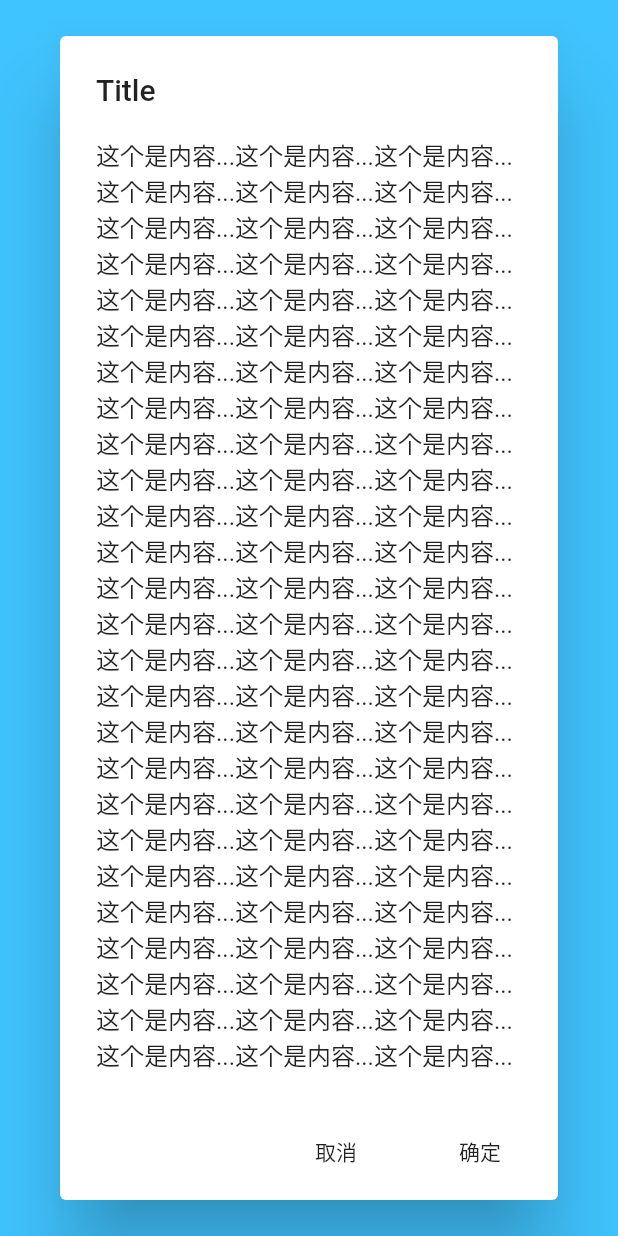
After one commit to tsm19911014/tsm_flutter, a Flutter app: the TsmDialogPage screen opened directly, after a tap on "重洗动画与背景色", on a phone screen of 412 x 824 dp. The commit adds this screen. Run offline on Flutter 3.47's test engine with Material 2 defaults, Android fonts, the phone set to English and light mode, and no system bars; our stand-ins replace flutter_html, permission_handler.

Commit message:
Dialog  学习

```diff
--- a/lib/main.dart
+++ b/lib/main.dart
@@ -1,6 +1,7 @@
 import 'package:flutter/material.dart';
 import 'package:flutter_app1/tsm_page/TsmMainPage.dart';
 import 'package:flutter_app1/tsm_page/check/TsmCheckPage.dart';
+import 'package:flutter_app1/tsm_page/dialog/TsmDialogPage.dart';
 import 'package:flutter_app1/tsm_page/inherited/TsmInheritedSendPage.dart';
 import 'package:flutter_app1/tsm_page/progress_indicator/TsmProgressIndicatorPage.dart';
 import 'package:flutter_app1/tsm_page/scroll/TsmCustomLIstView.dart';
@@ -54,6 +55,7 @@ class MyApp extends StatelessWidget {
       page_routes_wrap: TsmWarpPage(),
       page_routes_custom_scroll_view: TsmCustomScrollViewPage(),
       page_routes_inherited: TsmInheritedSendPage(),
+      page_routes_dialog:TsmDialogPage(),
     };
 
     return MaterialApp(
--- a/lib/tsm_page/TsmMainPage.dart
+++ b/lib/tsm_page/TsmMainPage.dart
@@ -25,6 +25,9 @@ class _TsmMainState extends State<TsmMainPage> {
   }
 
   void lis() {
+    setState(() {
+
+    });
     printString(
         'offset:${_controller.offset}     positon:${_controller.position}');
   }
@@ -52,7 +55,7 @@ class _TsmMainState extends State<TsmMainPage> {
       'ProgressIndicator  学习',
       'Wrap  学习',
       'Inherited  学习',
-      'Icon  学习',
+      'Dialog  学习',
       'Icon  学习',
       'Icon  学习',
       'Icon  学习',
@@ -203,6 +206,9 @@ class _TsmMainState extends State<TsmMainPage> {
       case 15:
         Navigator.of(context).pushNamed(page_routes_inherited);
         break;
+      case 16:
+        Navigator.of(context).pushNamed(page_routes_dialog);
+        break;
     }
 
   }
--- /dev/null
+++ b/lib/tsm_page/dialog/TsmDialogPage.dart
@@ -0,0 +1,231 @@
+import 'package:flutter/cupertino.dart';
+import 'package:flutter/material.dart';
+import 'package:flutter_app1/utils.dart';
+import 'package:flutter_app1/widget/ViewInflate.dart';
+
+class TsmDialogPage extends StatelessWidget {
+  @override
+  Widget build(BuildContext context) {
+    return Scaffold(
+      appBar: AppBar(
+        title: Text('Dialog 学习'),
+        centerTitle: true,
+      ),
+      body: Container(
+        color: Colors.white,
+        width: double.infinity,
+        child: Column(
+          mainAxisSize: MainAxisSize.max,
+          crossAxisAlignment: CrossAxisAlignment.center,
+          children: [
+            SizedBox(
+              height: 15,
+            ),
+            RaisedButton(
+                child: inflateText('AlertDialog', Colors.white, 15),
+                color: Colors.redAccent,
+                splashColor: Colors.pink,
+                onPressed: () async {
+                  var tsm = await _getAlertDialog(context);
+                  printString('This num is ${tsm}');
+                }),
+            SizedBox(
+              height: 15,
+            ),
+            RaisedButton(
+                child: inflateText('SimpleDialog', Colors.white, 15),
+                color: Colors.redAccent,
+                splashColor: Colors.pink,
+                onPressed: () {
+                  _getSimpleDialog(context);
+                }),
+            SizedBox(
+              height: 15,
+            ),
+            RaisedButton(
+                child: inflateText('重洗动画与背景色', Colors.white, 15),
+                color: Colors.redAccent,
+                splashColor: Colors.pink,
+                onPressed: () {
+                  showCustomDialog(
+                      context: context,
+                      builder: (context) => AlertDialog(
+                            title: Text('Title'),
+
+                            ///如果内容过长,需要使用SingleChildScrollView
+                            content: Scrollbar(
+                              child: SingleChildScrollView(
+                                physics: BouncingScrollPhysics(),
+                                child: Text(
+                                    "这个是内容...这个是内容...这个是内容...这个是内容...这个是内容...这个是内容...这个是内容...这个是内容..." *
+                                        20),
+                              ),
+                            ),
+                            actions: [
+                              FlatButton(
+                                child: Text('取消'),
+                                onPressed: () => Navigator.of(context).pop(0),
+                              ),
+                              FlatButton(
+                                child: Text('确定'),
+                                onPressed: () => Navigator.of(context).pop(1),
+                              )
+                            ],
+                          ));
+                }),
+            SizedBox(
+              height: 15,
+            ),
+            RaisedButton(
+                child: inflateText('日期选择', Colors.white, 15),
+                color: Colors.redAccent,
+                splashColor: Colors.pink,
+                onPressed: () {
+                  selectDate(context);
+                }),
+          ],
+        ),
+      ),
+    );
+  }
+
+  void selectDate(BuildContext context) async{
+
+    DateTime dateTime=DateTime.now();
+
+   var date=await showModalBottomSheet<DateTime>(
+        context: context,
+        builder: (context) => Column(
+          mainAxisSize: MainAxisSize.min,
+          children: [
+            Row(
+              children: [
+                Expanded(
+                  flex: 1,
+                  child: FlatButton(child: Text('取消'),
+                  onPressed: (){
+                    Navigator.of(context).pop();
+                  },),
+                ),
+
+
+                Expanded(
+                  flex: 1,
+                  child: FlatButton(child: Text('确定',textDirection: TextDirection.rtl),
+                    onPressed: (){
+                      Navigator.of(context).pop(dateTime);
+                    },),
+                ),
+              ],
+            ),
+            SizedBox(
+              height: 200,
+              child: CupertinoDatePicker(
+                onDateTimeChanged: (date) {
+                  dateTime=date;
+                },
+                mode: CupertinoDatePickerMode.date,
+                maximumDate: DateTime.now().add(Duration(days: 20)),
+                minimumDate: DateTime.now().add(Duration(days: -20)),
+              ),
+            )
+          ],
+        ),);
+
+   printString('date:${date??''}');
+  }
+}
+
+_getSimpleDialog(BuildContext context) async {
+  var lan = await showDialog<int>(
+    context: context,
+    builder: (context) => SimpleDialog(
+      title: Text('Title'),
+      children: [
+        Padding(
+          padding: const EdgeInsets.symmetric(vertical: 6),
+          child: SimpleDialogOption(
+            child: Text('这个是第一个'),
+            onPressed: () => Navigator.of(context).pop(0),
+          ),
+        ),
+        Padding(
+          padding: const EdgeInsets.symmetric(vertical: 6),
+          child: SimpleDialogOption(
+            child: Text('这个是第二个'),
+            onPressed: () => Navigator.of(context).pop(1),
+          ),
+        )
+      ],
+    ),
+  );
+  printString('language is ${lan}');
+}
+
+Future<int> _getAlertDialog(BuildContext context) {
+  return showDialog<int>(
+      context: context,
+      builder: (context) => AlertDialog(
+            title: Text('Title'),
+
+            ///如果内容过长,需要使用SingleChildScrollView
+            content: Scrollbar(
+              child: SingleChildScrollView(
+                physics: BouncingScrollPhysics(),
+                child: Text(
+                    "这个是内容...这个是内容...这个是内容...这个是内容...这个是内容...这个是内容...这个是内容...这个是内容..." *
+                        20),
+              ),
+            ),
+            actions: [
+              FlatButton(
+                child: Text('取消'),
+                onPressed: () => Navigator.of(context).pop(0),
+              ),
+              FlatButton(
+                child: Text('确定'),
+                onPressed: () => Navigator.of(context).pop(1),
+              )
+            ],
+          ),
+
+      ///点击dialog 外部是否消失
+      barrierDismissible: true);
+}
+
+Future<T> showCustomDialog<T>(
+    {@required BuildContext context, WidgetBuilder builder}) {
+  var theme = Theme.of(context, shadowThemeOnly: true);
+  return showGeneralDialog<T>(
+    context: context,
+    pageBuilder: (BuildContext context, Animation<double> animation,
+        Animation<double> secondaryAnimation) {
+      var widget = Builder(
+        builder: builder,
+      );
+      return SafeArea(
+        child: theme != null ? Theme(child: widget, data: theme) : widget,
+      );
+    },
+    barrierDismissible: true,
+    barrierLabel: 'lable',
+    barrierColor: Colors.lightBlueAccent,
+    transitionDuration: Duration(milliseconds: 300),
+    transitionBuilder: _buildMaterialDialogTransitions,
+  );
+}
+
+Widget _buildMaterialDialogTransitions(
+    BuildContext context,
+    Animation<double> animation,
+    Animation<double> secondaryAnimation,
+    Widget child) {
+  // 使用缩放动画
+  return ScaleTransition(
+    scale: CurvedAnimation(
+      parent: animation,
+      curve: Curves.easeOut,
+    ),
+    child: child,
+  );
+}
--- a/lib/tsm_page_routes.dart
+++ b/lib/tsm_page_routes.dart
@@ -66,5 +66,8 @@ const String page_routes_wrap=base_routes+'wrap';
 ///CustomLIstView  学习
 const String page_routes_custom_scroll_view=base_routes+'custom_scroll_view';
 
+/// Inherited 学习
+const String page_routes_inherited=base_routes+"inherited";
 
-const String page_routes_inherited=base_routes+"inherited";
+///Dialog 学习
+const String page_routes_dialog=base_routes+'dialog';
```
